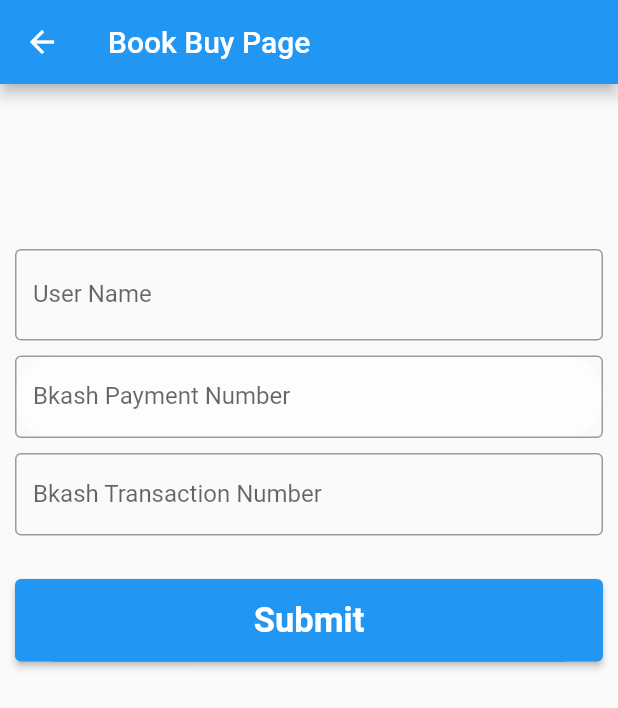
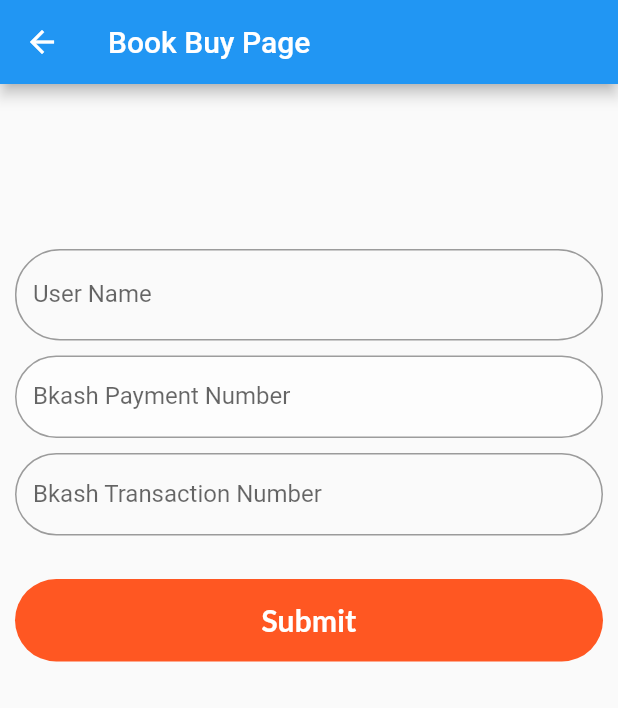
Before and after one commit to thohid44/Uniqe-E-School, a Flutter app: the BookCartPage screen opened directly with empty values, after a tap on "Submit", on a phone screen of 412 x 824 dp. Shown: the top 708 px of the screen. Run offline on Flutter 3.47's test engine with Material 2 defaults, Android fonts, the light colour scheme and no system bars; our stand-ins replace get, google_fonts, introduction_screen, shared_preferences, shimmer_animation, youtube_player_flutter; missing offline and left inert: syncfusion_flutter_pdfviewer; accounts and stored records are empty; network calls fail.

Commit message:
Buybook complete

```diff
--- a/lib/controller/ebook_controller.dart
+++ b/lib/controller/ebook_controller.dart
@@ -19,13 +19,8 @@ class EbookController extends GetxController {
   // Initaization
 
   void onInit() {
-    allEbookList;
     fetchAllEbooks();
     super.onInit();
-  }
-
-  void dispose() {
-    dispose();
   }
 
   var bookClient = http.Client();
--- a/lib/main.dart
+++ b/lib/main.dart
@@ -1,16 +1,12 @@
 import 'dart:io';
 
 import 'package:e_unique_school/auth/Login.dart';
-import 'package:e_unique_school/view/ebook/ebook_details.dart';
-import 'package:e_unique_school/view/ebook/ebook_home.dart';
-import 'package:e_unique_school/view/homepage.dart';
+
 import 'package:e_unique_school/view/splash_screen.dart';
 import 'package:flutter/material.dart';
 import 'package:get/get.dart';
 import 'package:google_fonts/google_fonts.dart';
 import 'package:introduction_screen/introduction_screen.dart';
-
-import 'view/userDeshboard/UserDeshboardView.dart';
 
 void main() {
   runApp(MyApp());
--- a/lib/view/ebook/BookCartPage.dart
+++ b/lib/view/ebook/BookCartPage.dart
@@ -3,6 +3,7 @@ import 'dart:convert';
 import 'package:flutter/material.dart';
 import 'package:get/get.dart';
 import 'package:e_unique_school/controller/ebook_controller.dart';
+import 'package:google_fonts/google_fonts.dart';
 import 'package:shared_preferences/shared_preferences.dart';
 
 class BookCartPage extends StatefulWidget {
@@ -15,16 +16,16 @@ class BookCartPage extends StatefulWidget {
 class _BookCartPageState extends State<BookCartPage> {
   final GlobalKey<FormState> _key = GlobalKey();
 
-  TextEditingController username = TextEditingController();
+  TextEditingController uname = TextEditingController();
 
   TextEditingController mobile = TextEditingController();
   TextEditingController txtId = TextEditingController();
-  String userId = '';
+  var userId = '';
 
   Future<void> loadUserData() async {
     SharedPreferences preferences = await SharedPreferences.getInstance();
     var mapData = json.decode(preferences.getString("sharedata")!);
-    print("Student Id $mapData");
+    //print("Student Id $mapData.");
 
     setState(() {
       userId = mapData['studentId'].toString();
@@ -40,8 +41,8 @@ class _BookCartPageState extends State<BookCartPage> {
   Widget build(BuildContext context) {
     var data = Get.arguments;
 
-    var id = data['id'];
-    var price = data['price'];
+    var id = data[0];
+    var price = data[1];
     print(id);
     print(price);
 
@@ -60,13 +61,15 @@ class _BookCartPageState extends State<BookCartPage> {
                   height: 100,
                 ),
                 TextField(
-                    controller: username,
-                    decoration: const InputDecoration(
+                  controller: uname,
+                  textInputAction: TextInputAction.next,
+                  decoration: InputDecoration(
                       labelText: "User Name",
                       hintText: "Enter Your User Name",
-                        hintStyle: TextStyle(
-                            fontSize: 18, fontWeight: FontWeight.w500),
-                        border: OutlineInputBorder()),
+                      hintStyle:
+                          TextStyle(fontSize: 18, fontWeight: FontWeight.w500),
+                      border: OutlineInputBorder(
+                          borderRadius: BorderRadius.circular(30))),
                 ),
                 const SizedBox(
                   height: 10,
@@ -78,9 +81,11 @@ class _BookCartPageState extends State<BookCartPage> {
                       borderRadius: BorderRadius.circular(30)),
                   child: TextField(
                     controller: mobile,
-                      decoration: const InputDecoration(
+                    textInputAction: TextInputAction.next,
+                    decoration: InputDecoration(
                       labelText: "Bkash Payment Number",
-                        border: OutlineInputBorder(),
+                      border: OutlineInputBorder(
+                          borderRadius: BorderRadius.circular(30)),
                     ),
                   ),
                 ),
@@ -93,38 +98,42 @@ class _BookCartPageState extends State<BookCartPage> {
                       BoxDecoration(borderRadius: BorderRadius.circular(30)),
                   child: TextField(
                     controller: txtId,
-                      decoration: const InputDecoration(
+                    textInputAction: TextInputAction.done,
+                    decoration: InputDecoration(
                         labelText: "Bkash Transaction Number",
-                          border: OutlineInputBorder()),
+                        border: OutlineInputBorder(
+                            borderRadius: BorderRadius.circular(30))),
                   ),
                 ),
                 const SizedBox(
                   height: 29,
                 ),
-                  Container(
+                InkWell(
+                  onTap: () {
+                    bookController.cartBook(
+                        userId, uname.text, price, id, mobile.text, txtId.text);
+                  },
+                  child: Container(
                       height: 55,
-                    width: MediaQuery.of(context).size.width * .2,
+                      width: 280,
                       decoration: BoxDecoration(
                           color: Colors.deepOrange,
                           borderRadius: BorderRadius.circular(30)),
-                    child: ElevatedButton(
-                        onPressed: () {
-                          bookController.cartBook(
-                              userId.toString(),
-                              username.text,
-                              price,
-                              id,
-                              mobile.text,
-                              txtId.text);
-                        },
-                        child: const Text("Submit",
-                            style: TextStyle(
-                                fontSize: 23, fontWeight: FontWeight.bold))),
-                  )
+                      child: Center(
+                        child: Text(
+                          "Submit",
+                          style: GoogleFonts.lato(
+                              fontSize: 20,
+                              fontWeight: FontWeight.bold,
+                              color: Colors.white),
+                        ),
+                      )),
+                ),
               ],
             ),
           ),
-          )),
+        ),
+      ),
     );
   }
 }
```
Also changed, not shown: lib/view/ebook/ebook_details.dart (deleted, +0 -133 lines), lib/view/ebook/ebook_home.dart (+2 -11 lines), lib/widget/botto_navigator.dart (+7 -4 lines), pubspec.lock. Lines whose indentation alone changed are shown as unchanged.
